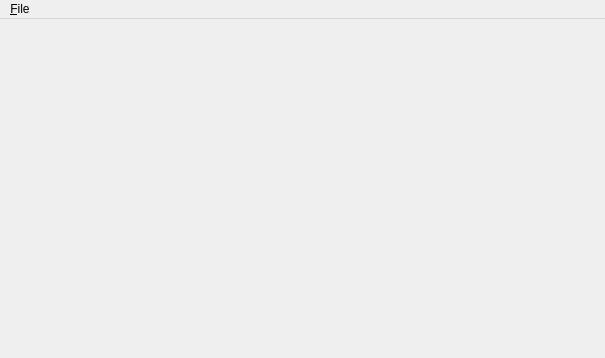
First picture: the form in lib/twitrrerr/ui/mainwindow.ui, repository nilsding/twitrrerr, before the edit.
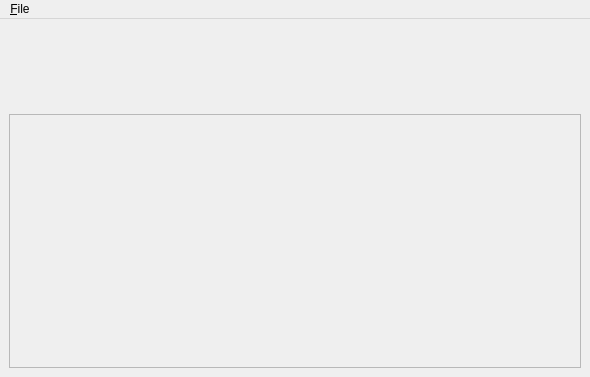
Second picture: the form after the edit. Custom widgets are drawn as their Qt base class.

What changed in the file:
```diff
--- a/lib/twitrrerr/ui/mainwindow.ui
+++ b/lib/twitrrerr/ui/mainwindow.ui
@@ -6,20 +6,56 @@
    <rect>
     <x>0</x>
     <y>0</y>
-    <width>605</width>
-    <height>358</height>
+    <width>590</width>
+    <height>377</height>
    </rect>
   </property>
   <property name="windowTitle">
    <string notr="true">Twitrrerr</string>
   </property>
-  <widget class="QWidget" name="centralwidget"/>
+  <widget class="QWidget" name="centralwidget">
+   <layout class="QVBoxLayout" name="verticalLayout">
+    <item>
+     <widget class="Twitrrerr::ComposeWidget" name="compose_widget" native="true">
+      <property name="minimumSize">
+       <size>
+        <width>320</width>
+        <height>80</height>
+       </size>
+      </property>
+      <property name="maximumSize">
+       <size>
+        <width>16777215</width>
+        <height>80</height>
+       </size>
+      </property>
+     </widget>
+    </item>
+    <item>
+     <widget class="QScrollArea" name="scrollArea">
+      <property name="widgetResizable">
+       <bool>true</bool>
+      </property>
+      <widget class="QWidget" name="scrollAreaWidgetContents">
+       <property name="geometry">
+        <rect>
+         <x>0</x>
+         <y>0</y>
+         <width>576</width>
+         <height>258</height>
+        </rect>
+       </property>
+      </widget>
+     </widget>
+    </item>
+   </layout>
+  </widget>
   <widget class="QMenuBar" name="menubar">
    <property name="geometry">
     <rect>
      <x>0</x>
      <y>0</y>
-     <width>605</width>
+     <width>590</width>
      <height>21</height>
     </rect>
    </property>
@@ -43,6 +79,13 @@
    </property>
   </action>
  </widget>
+ <customwidgets>
+  <customwidget>
+   <class>Twitrrerr::ComposeWidget</class>
+   <extends>QWidget</extends>
+   <header>twitrrerr::composewidget.h</header>
+  </customwidget>
+ </customwidgets>
  <resources/>
  <connections/>
 </ui>
```
